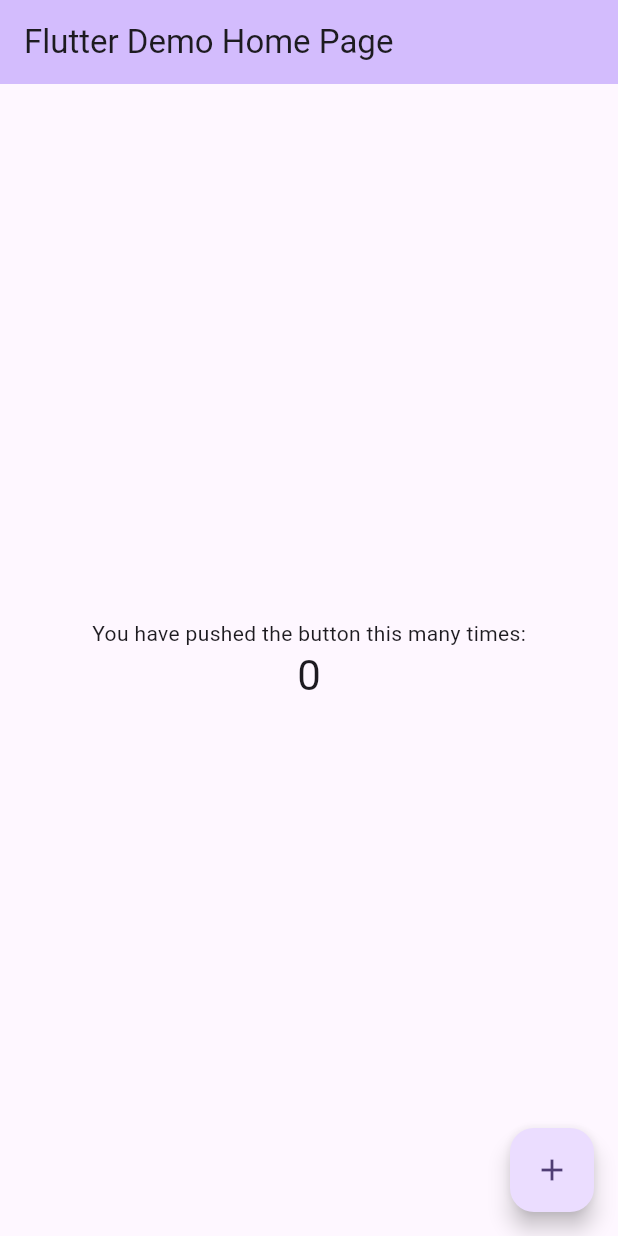
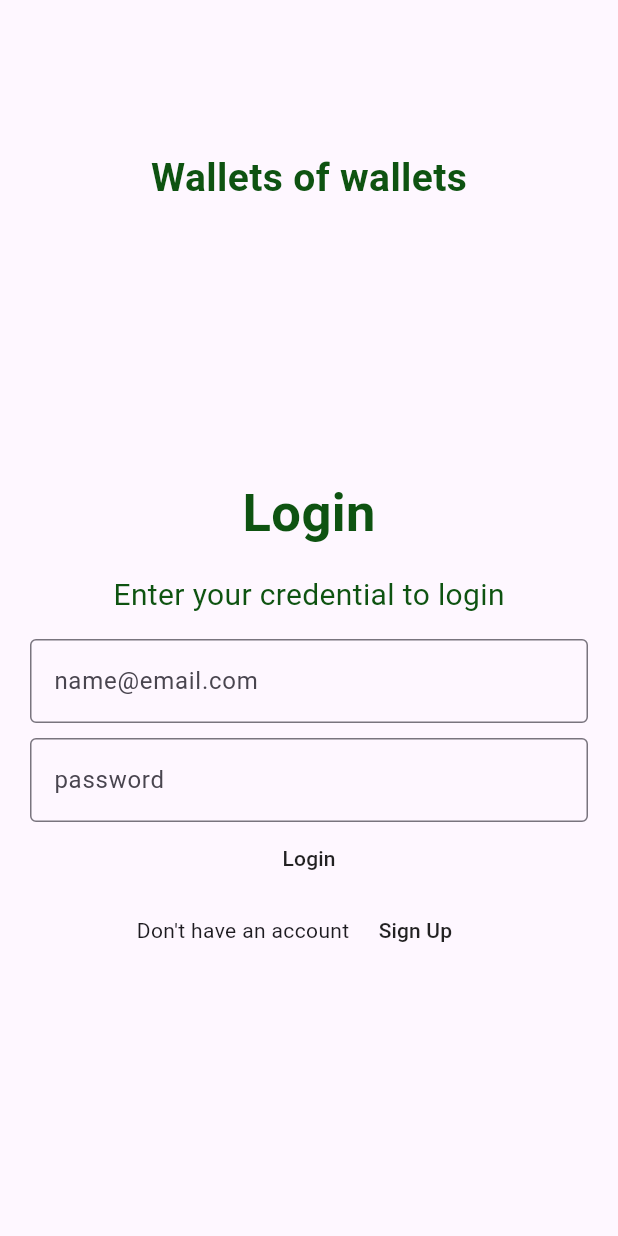
Before and after one commit to okan-bulgur/Wallets-Of-Wallets, a Flutter app: the screen it shows after launch, on a phone screen of 412 x 824 dp. Run offline on Flutter 3.47's test engine with Material 3 defaults, Android fonts, the phone set to English and light mode, and no system bars.

Commit message:
Okan soktugum commit

```diff
--- /dev/null
+++ b/wallets_of_wallets/lib/login_page.dart
@@ -0,0 +1,119 @@
+import 'package:wallets_of_wallets/SignUpPage.dart';
+import 'package:flutter/material.dart';
+
+class LoginPage extends StatefulWidget {
+  const LoginPage({super.key});
+
+  @override
+  State<LoginPage> createState() => _LoginPageState();
+}
+
+class _LoginPageState extends State<LoginPage> {
+
+  late String username ;
+  late String password ;
+
+
+  @override
+  Widget build(BuildContext context) {
+    return Scaffold(
+      resizeToAvoidBottomInset: false,
+      body: Column(
+        crossAxisAlignment: CrossAxisAlignment.stretch,
+        children: <Widget>[
+          Container(
+            padding: EdgeInsets.only(top: 100.0),
+            alignment: Alignment.center,
+            child: const Text(
+              "Wallets of wallets", // Replace with your desired text
+              style: TextStyle(
+                fontSize: 26.0,
+                fontWeight: FontWeight.bold,
+                color: Color.fromARGB(255, 14, 83, 17),
+              ),
+            ),
+          ),
+          Expanded(
+            child: Center(
+              child: Form(
+                child: Padding(
+                  padding: const EdgeInsets.symmetric(horizontal: 20.0),
+                  child: Column(
+                    mainAxisAlignment: MainAxisAlignment.center,
+                    children:<Widget>[
+
+                      const Text(
+                        "Login",
+                        style: TextStyle(
+                          fontSize: 35.0 ,
+                          fontWeight: FontWeight.bold,
+                          color: Color.fromARGB(255, 14, 83, 17),
+                        ),
+                        ),
+                      const SizedBox(height: 15.0,),
+
+                      const Text(
+                        "Enter your credential to login",
+                        style: TextStyle(
+                          fontSize: 20.0 ,
+                          color: Color.fromARGB(255, 14, 83, 17),
+                        ),
+                        ),
+                      const SizedBox(height: 15.0,),
+
+                      TextFormField(
+                        decoration: const InputDecoration(
+                          focusedBorder: OutlineInputBorder(
+                            borderSide: BorderSide(color: Colors.green)
+                          ),
+                          hintText: "name@email.com",
+                          border: OutlineInputBorder()
+                        ),
+                        onSaved: (value){
+                          username = value! ;
+                        },
+                      ),
+                      SizedBox(height: 10.0,),
+
+                      TextFormField(
+                        decoration: const InputDecoration(
+                          focusedBorder: OutlineInputBorder(
+                            borderSide: BorderSide(color: Colors.green)
+                          ),
+                          hintText: "password",
+                          border: OutlineInputBorder()
+                        ),
+                        onSaved: (value){
+                          username = value! ;
+                        },
+                      ),
+                      MaterialButton(
+                        child: Text("Login") ,
+                        onPressed: () {},
+                      ),
+                      Row(
+                        mainAxisAlignment: MainAxisAlignment.center,
+                        children: <Widget>[
+                          Text("Don't have an account"),
+                          MaterialButton(
+                            child: Text("Sign Up"),
+                            onPressed: () {
+                              Navigator.push(
+                                context,
+                                MaterialPageRoute(builder: (context) => SignUpPage()),
+                              );
+                            },
+                          ),
+                        ],
+                      ),
+                    ],
+                  ),
+                ),
+              ),
+            ),
+          ),
+        ],
+      ),
+    );
+  }
+}
--- a/wallets_of_wallets/lib/main.dart
+++ b/wallets_of_wallets/lib/main.dart
@@ -1,3 +1,4 @@
+import 'package:wallets_of_wallets/login_page.dart';
 import 'package:flutter/material.dart';
 
 void main() {
@@ -11,115 +12,8 @@
   @override
   Widget build(BuildContext context) {
     return MaterialApp(
-      title: 'Flutter Demo',
-      theme: ThemeData(
-        // This is the theme of your application.
-        //
-        // TRY THIS: Try running your application with "flutter run". You'll see
-        // the application has a purple toolbar. Then, without quitting the app,
-        // try changing the seedColor in the colorScheme below to Colors.green
-        // and then invoke "hot reload" (save your changes or press the "hot
-        // reload" button in a Flutter-supported IDE, or press "r" if you used
-        // the command line to start the app).
-        //
-        // Notice that the counter didn't reset back to zero; the application
-        // state is not lost during the reload. To reset the state, use hot
-        // restart instead.
-        //
-        // This works for code too, not just values: Most code changes can be
-        // tested with just a hot reload.
-        colorScheme: ColorScheme.fromSeed(seedColor: Colors.deepPurple),
-        useMaterial3: true,
-      ),
-      home: const MyHomePage(title: 'Flutter Demo Home Page'),
+      debugShowCheckedModeBanner: false,
+      home: LoginPage(),
     );
   }
 }
-
-class MyHomePage extends StatefulWidget {
-  const MyHomePage({super.key, required this.title});
-
-  // This widget is the home page of your application. It is stateful, meaning
-  // that it has a State object (defined below) that contains fields that affect
-  // how it looks.
-
-  // This class is the configuration for the state. It holds the values (in this
-  // case the title) provided by the parent (in this case the App widget) and
-  // used by the build method of the State. Fields in a Widget subclass are
-  // always marked "final".
-
-  final String title;
-
-  @override
-  State<MyHomePage> createState() => _MyHomePageState();
-}
-
-class _MyHomePageState extends State<MyHomePage> {
-  int _counter = 0;
-
-  void _incrementCounter() {
-    setState(() {
-      // This call to setState tells the Flutter framework that something has
-      // changed in this State, which causes it to rerun the build method below
-      // so that the display can reflect the updated values. If we changed
-      // _counter without calling setState(), then the build method would not be
-      // called again, and so nothing would appear to happen.
-      _counter++;
-    });
-  }
-
-  @override
-  Widget build(BuildContext context) {
-    // This method is rerun every time setState is called, for instance as done
-    // by the _incrementCounter method above.
-    //
-    // The Flutter framework has been optimized to make rerunning build methods
-    // fast, so that you can just rebuild anything that needs updating rather
-    // than having to individually change instances of widgets.
-    return Scaffold(
-      appBar: AppBar(
-        // TRY THIS: Try changing the color here to a specific color (to
-        // Colors.amber, perhaps?) and trigger a hot reload to see the AppBar
-        // change color while the other colors stay the same.
-        backgroundColor: Theme.of(context).colorScheme.inversePrimary,
-        // Here we take the value from the MyHomePage object that was created by
-        // the App.build method, and use it to set our appbar title.
-        title: Text(widget.title),
-      ),
-      body: Center(
-        // Center is a layout widget. It takes a single child and positions it
-        // in the middle of the parent.
-        child: Column(
-          // Column is also a layout widget. It takes a list of children and
-          // arranges them vertically. By default, it sizes itself to fit its
-          // children horizontally, and tries to be as tall as its parent.
-          //
-          // Column has various properties to control how it sizes itself and
-          // how it positions its children. Here we use mainAxisAlignment to
-          // center the children vertically; the main axis here is the vertical
-          // axis because Columns are vertical (the cross axis would be
-          // horizontal).
-          //
-          // TRY THIS: Invoke "debug painting" (choose the "Toggle Debug Paint"
-          // action in the IDE, or press "p" in the console), to see the
-          // wireframe for each widget.
-          mainAxisAlignment: MainAxisAlignment.center,
-          children: <Widget>[
-            const Text(
-              'You have pushed the button this many times:',
-            ),
-            Text(
-              '$_counter',
-              style: Theme.of(context).textTheme.headlineMedium,
-            ),
-          ],
-        ),
-      ),
-      floatingActionButton: FloatingActionButton(
-        onPressed: _incrementCounter,
-        tooltip: 'Increment',
-        child: const Icon(Icons.add),
-      ), // This trailing comma makes auto-formatting nicer for build methods.
-    );
-  }
-}
```
Also changed, not shown: wallets_of_wallets/lib/SignUpPage.dart (added, +139 -0 lines).
